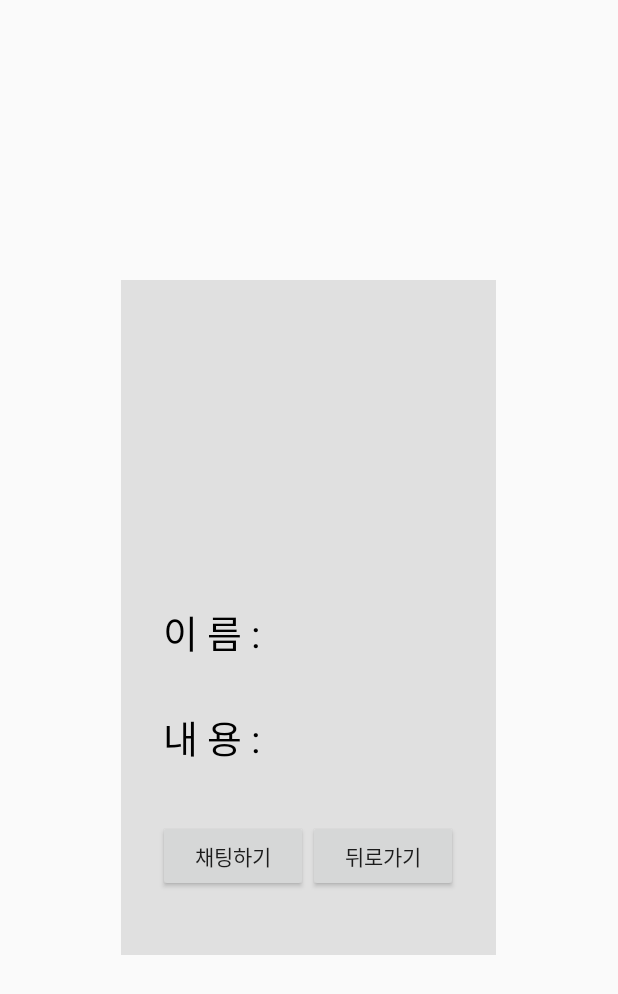
After one commit to wocba/ImbededSystem, an Android app: the layout activity_detaildialog.xml on its own in the app's theme, with its tools: preview values and no code run, on a phone screen of 412 x 824 dp. The commit adds this screen. Shown: the top 994 px of the screen. Run offline under Robolectric (Android 15) with nearby library versions, the phone set to English and light mode, and no system bars.

Commit message:
detailDialog 구현 및 데이터 이동 확인

```diff
--- /dev/null
+++ b/app/src/main/res/layout/activity_detaildialog.xml
@@ -0,0 +1,93 @@
+<?xml version="1.0" encoding="utf-8"?>
+<LinearLayout xmlns:android="http://schemas.android.com/apk/res/android"
+              android:layout_width="fill_parent"
+              android:layout_height="fill_parent"
+              android:gravity="center"
+              android:orientation="vertical" >
+
+    <LinearLayout
+        android:layout_width="250dip"
+        android:layout_height="450dip"
+        android:background="@color/grey_three"
+        android:orientation="vertical" >
+        <LinearLayout
+            android:layout_width="fill_parent"
+            android:layout_height="200dp">
+
+            <ImageView
+                android:id="@+id/image_detail"
+                android:layout_width="fill_parent"
+                android:layout_height="fill_parent"/>
+
+        </LinearLayout>
+
+        <LinearLayout
+            android:layout_width="fill_parent"
+            android:layout_height="wrap_content"
+            android:orientation="horizontal"
+            android:layout_marginTop="10dp">
+
+            <TextView
+                android:layout_width="120dp"
+                android:layout_height="50dp"
+                android:text="이 름 :"
+                android:textColor="@color/black"
+                android:textSize="25dp"
+                android:gravity="center"/>
+
+            <TextView
+                android:layout_width="120dp"
+                android:layout_height="50dp"
+                android:textColor="@color/black"
+                android:textSize="20dp"
+                android:id="@+id/text_detail_name"/>
+
+
+        </LinearLayout>
+
+        <LinearLayout
+            android:layout_width="fill_parent"
+            android:layout_height="wrap_content"
+            android:orientation="horizontal"
+            android:layout_marginTop="20dp">
+
+            <TextView
+                android:layout_width="120dp"
+                android:layout_height="50dp"
+                android:text="내 용 :"
+                android:textColor="@color/black"
+                android:textSize="25dp"
+                android:gravity="center"/>
+
+            <TextView
+                android:layout_width="120dp"
+                android:layout_height="60dp"
+                android:textColor="@color/black"
+                android:textSize="18dp"
+                android:id="@+id/text_detail_content"/>
+
+
+        </LinearLayout>
+
+        <LinearLayout
+            android:layout_width="fill_parent"
+            android:layout_height="wrap_content"
+            android:gravity="center"
+            android:orientation="horizontal"
+            android:layout_marginTop="20dp">
+
+            <Button
+                android:id="@+id/btn_chat"
+                android:layout_width="100dp"
+                android:layout_height="wrap_content"
+                android:text="채팅하기"/>
+
+            <Button
+                android:id="@+id/btn_back"
+                android:layout_width="100dp"
+                android:layout_height="wrap_content"
+                android:text="뒤로가기" />
+
+        </LinearLayout>
+    </LinearLayout>
+</LinearLayout>
```
Also changed, not shown: app/src/main/java/com/wocba/imbededsystem/Main/DetailDialog.java (added, +48 -0 lines), app/src/main/java/com/wocba/imbededsystem/Main/MainActivity.java (+29 -3 lines), app/src/main/res/values/colors.xml (+53 -0 lines).
